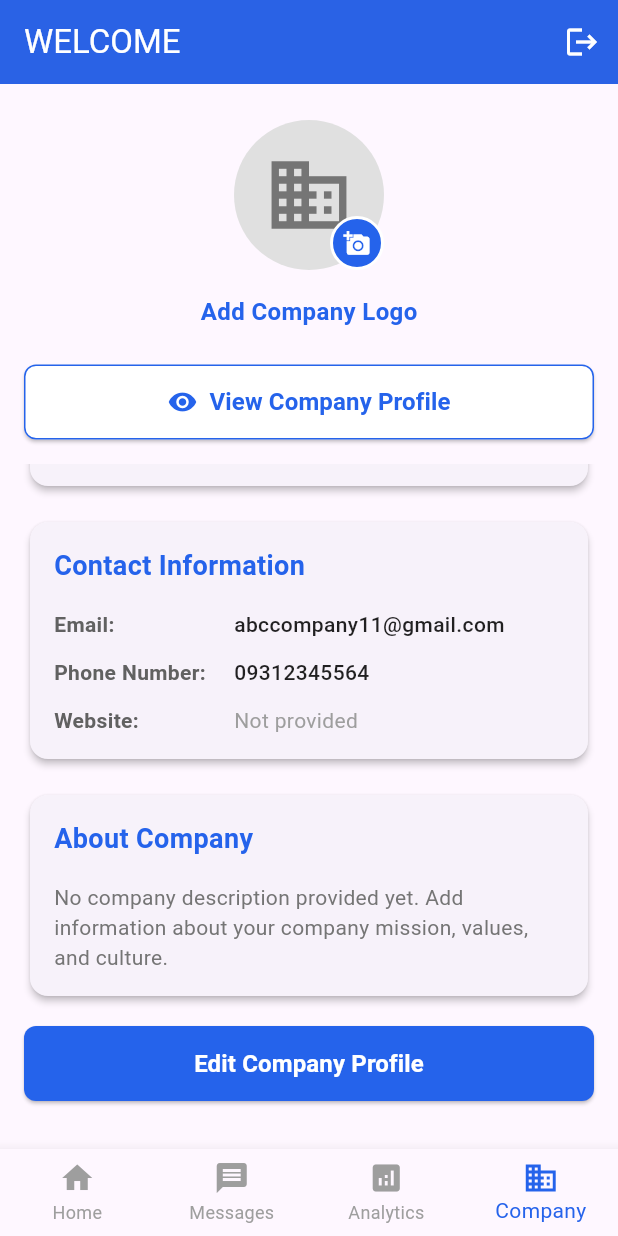
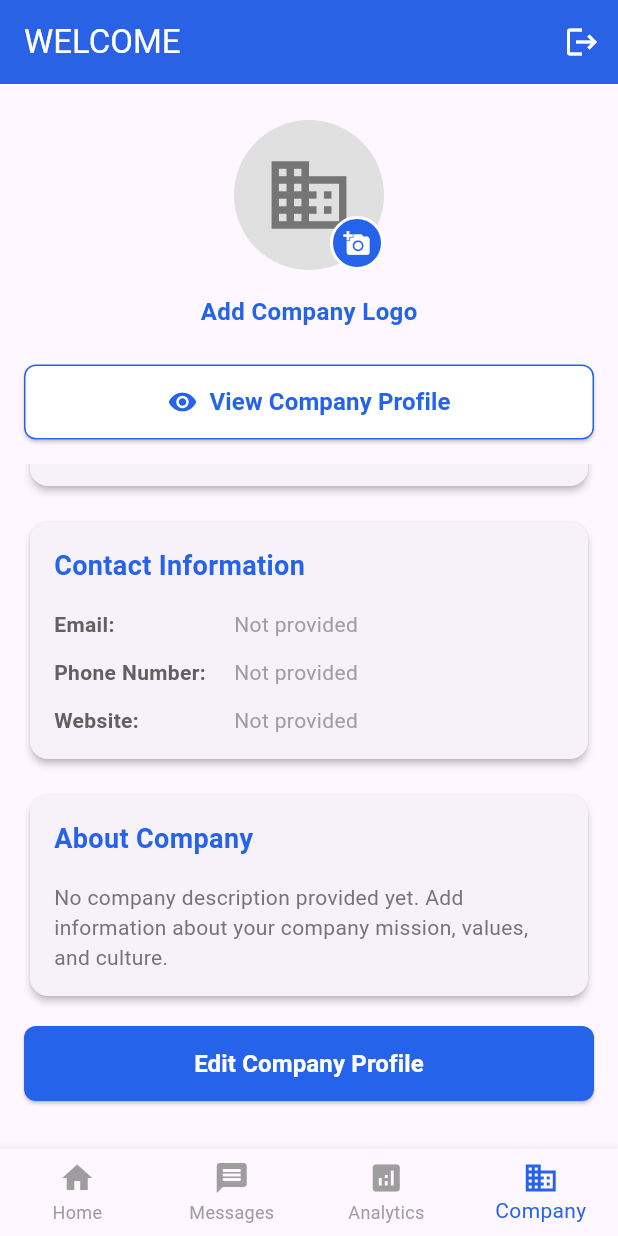
Before and after one commit to selwyn420/Tinguha-Mobile-App, a Flutter app: the DashboardScreen screen opened directly, item 4 of the bottom bar chosen, scrolled down 195 dp, on a phone screen of 412 x 824 dp. Run offline on Flutter 3.47's test engine with Material 3 defaults, Android fonts, the phone set to English and light mode, and no system bars; our stand-ins replace firebase_core; accounts and stored records are empty; Roboto replaces fonts that are missing (Arial).

Commit message:
added firebase and fixed log in screen

```diff
--- a/lib/screens/company/company_info_screen.dart
+++ b/lib/screens/company/company_info_screen.dart
@@ -2,6 +2,8 @@ import 'package:flutter/material.dart';
 import 'dashboard_screen.dart';
 
 class CompanyInfoScreen extends StatelessWidget {
+  const CompanyInfoScreen({super.key});
+
   @override
   Widget build(BuildContext context) {
     return Scaffold(
--- a/lib/screens/company/dashboard_screen.dart
+++ b/lib/screens/company/dashboard_screen.dart
@@ -1,15 +1,18 @@
   import 'package:flutter/material.dart';
   import 'profile_screen.dart';
+  import 'package:finals/screens/welcome_screen.dart';
 
   class DashboardScreen extends StatefulWidget {
+  const DashboardScreen({super.key});
+
     @override
     _DashboardScreenState createState() => _DashboardScreenState();
   }
 
   class _DashboardScreenState extends State<DashboardScreen> {
     int _currentIndex = 0;
-    TextEditingController _personSearchController = TextEditingController();
-    TextEditingController _messageSearchController = TextEditingController();
+    final TextEditingController _personSearchController = TextEditingController();
+    final TextEditingController _messageSearchController = TextEditingController();
 
     @override
     Widget build(BuildContext context) {
@@ -34,7 +37,7 @@
             if (_currentIndex == 0)
               Padding(
                 padding: EdgeInsets.all(16.0),
-                child: Container(
+                child: SizedBox(
                   height: 50.0,
                   child: TextField(
                     controller: _personSearchController,
@@ -57,7 +60,7 @@
             if (_currentIndex == 1)
               Padding(
                 padding: EdgeInsets.all(16.0),
-                child: Container(
+                child: SizedBox(
                   height: 50.0,
                   child: TextField(
                     controller: _messageSearchController,
@@ -432,7 +435,7 @@
         return AlertDialog(
           title: Row(
             children: [
-                Icon(Icons.logout, color: Color(0xFF2563EB)),
+              Icon(Icons.logout, color: Colors.blueAccent),
               SizedBox(width: 8),
               Text('Logout'),
             ],
@@ -441,28 +444,32 @@
           actions: [
             TextButton(
               onPressed: () {
-                  Navigator.of(context).pop();
+                Navigator.of(context).pop(); // Close the dialog
               },
               child: Text('Cancel'),
             ),
             ElevatedButton(
               onPressed: () {
-                  // Navigate back to welcome screen
-                  Navigator.pushNamedAndRemoveUntil(
-                    context,
-                    '/welcome',
-                    (route) => false
-                  );
+                _logout();
               },
               style: ElevatedButton.styleFrom(
-                  backgroundColor: Color(0xFF2563EB),
-                  foregroundColor: Colors.white,
+                backgroundColor: Colors.blueAccent,
+                foregroundColor: Colors.white
               ),
               child: Text('Logout'),
             ),
           ],
         );
       },
+    );
+  }
+
+  void _logout() {
+    // Navigate back to welcome screen and clear the navigation stack
+    Navigator.pushAndRemoveUntil(
+      context,
+      MaterialPageRoute(builder: (context) => WelcomeScreen()),
+      (Route<dynamic> route) => false,
     );
   }
 
--- a/lib/screens/company/login_screen.dart
+++ b/lib/screens/company/login_screen.dart
@@ -23,7 +23,7 @@ class CompanyLogin extends StatelessWidget {
             Center(
               child:Icon(
               Icons.business,
-              size: 200,
+              size: 150,
               color: Colors.blueAccent,
                 )
               ),
--- a/lib/screens/company/profile_screen.dart
+++ b/lib/screens/company/profile_screen.dart
@@ -139,13 +139,13 @@ class _CompanyProfileScreenState extends State<ProfileScreen> {
                         ),
                         SizedBox(height: 16.0),
                         // Company Name
-                        _buildInfoRow('Company Name:', 'ABC Company'),
+                        _buildInfoRow('Company Name:', 'Not provided'),
                         SizedBox(height: 12.0),
                         // Industry
-                        _buildInfoRow('Industry:', 'Technology'),
+                        _buildInfoRow('Industry:', 'Not provided'),
                         SizedBox(height: 12.0),
                         // Company Size
-                        _buildInfoRow('Company Size:', '11-50 employees'),
+                        _buildInfoRow('Company Size:', 'Not provided'),
                         SizedBox(height: 12.0),
                         // Location
                         _buildInfoRow('Location:', 'Not provided'),
@@ -176,10 +176,10 @@ class _CompanyProfileScreenState extends State<ProfileScreen> {
                         ),
                         SizedBox(height: 16.0),
                         // Email
-                        _buildInfoRow('Email:', 'abccompany11@gmail.com'),
+                        _buildInfoRow('Email:', 'Not provided'),
                         SizedBox(height: 12.0),
                         // Phone Number
-                        _buildInfoRow('Phone Number:', '09312345564'),
+                        _buildInfoRow('Phone Number:', 'Not provided'),
                         SizedBox(height: 12.0),
                         // Website
                         _buildInfoRow('Website:', 'Not provided'),
@@ -389,7 +389,7 @@ class _CompanyProfileScreenState extends State<ProfileScreen> {
                       ),
                       SizedBox(height: 16.0),
                       Text(
-                        'ABC Company',
+                        'Not provided',
                         style: TextStyle(
                           fontSize: 20.0,
                           fontWeight: FontWeight.bold,
@@ -397,7 +397,7 @@ class _CompanyProfileScreenState extends State<ProfileScreen> {
                       ),
                       SizedBox(height: 8.0),
                       Text(
-                        'Technology • 11-50 employees',
+                        'Not provided • Not provided',
                         style: TextStyle(
                           color: Colors.grey[600],
                         ),
@@ -424,9 +424,9 @@ class _CompanyProfileScreenState extends State<ProfileScreen> {
                                 ),
                               ),
                               SizedBox(height: 12.0),
-                              _buildPreviewInfoRow('Industry:', 'Technology'),
+                              _buildPreviewInfoRow('Industry:', 'Not provided'),
                               SizedBox(height: 8.0),
-                              _buildPreviewInfoRow('Company Size:', '11-50 employees'),
+                              _buildPreviewInfoRow('Company Size:', 'Not provided'),
                               SizedBox(height: 8.0),
                               _buildPreviewInfoRow('Location:', 'Not provided'),
                             ],
@@ -455,9 +455,9 @@ class _CompanyProfileScreenState extends State<ProfileScreen> {
                                 ),
                               ),
                               SizedBox(height: 12.0),
-                              _buildPreviewInfoRow('Email:', 'abccompany11@gmail.com'),
+                              _buildPreviewInfoRow('Email:', 'Not provided'),
                               SizedBox(height: 8.0),
-                              _buildPreviewInfoRow('Phone:', '09312345564'),
+                              _buildPreviewInfoRow('Phone:', 'Not provided'),
                               SizedBox(height: 8.0),
                               _buildPreviewInfoRow('Website:', 'Not provided'),
                             ],
--- a/lib/screens/job_seeker/login_screen.dart
+++ b/lib/screens/job_seeker/login_screen.dart
@@ -22,7 +22,7 @@ class JobSeekerLogin extends StatelessWidget {
             Center(
               child:Icon(
               Icons.person_outline_rounded,
-              size: 200,
+              size: 150,
               color: Colors.blueAccent,
                 )
               ),
--- a/pubspec.yaml
+++ b/pubspec.yaml
@@ -31,6 +31,7 @@ dependencies:
   flutter:
     sdk: flutter
   google_fonts: ^6.3.2
+  firebase_core: ^3.15.2
 
   # The following adds the Cupertino Icons font to your application.
   # Use with the CupertinoIcons class for iOS style icons.
```
Also changed, not shown: lib/main.dart (+7 -1 lines), lib/screens/job_seeker/profile_screen.dart (+40 -157 lines), firebase.json (added), lib/firebase_options.dart (added), pubspec.lock, 11 other files. Lines whose indentation alone changed are shown as unchanged.
